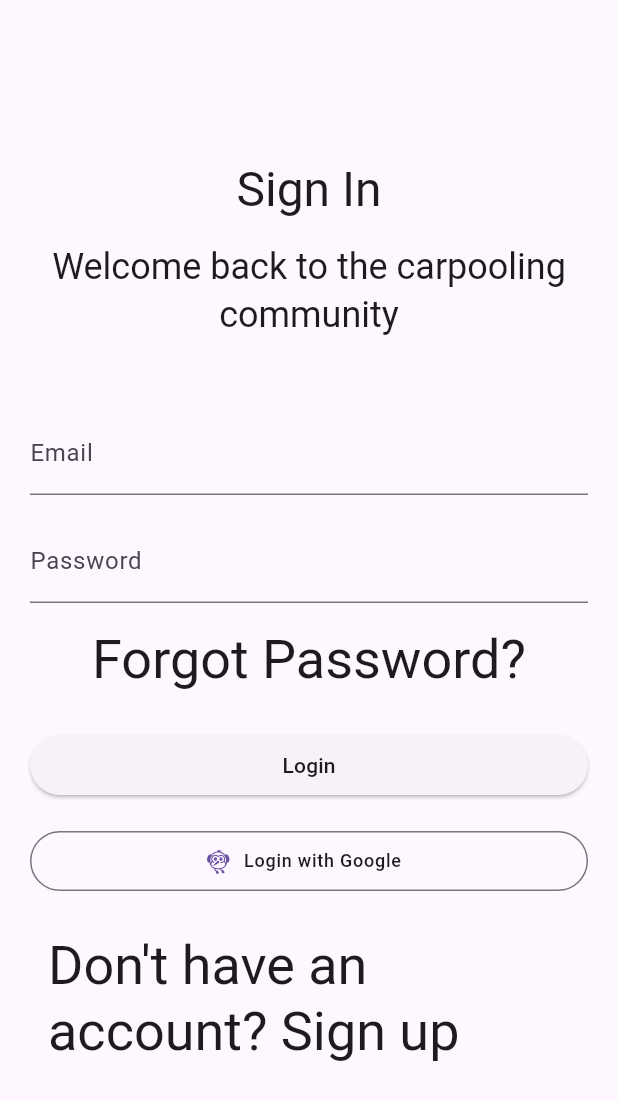
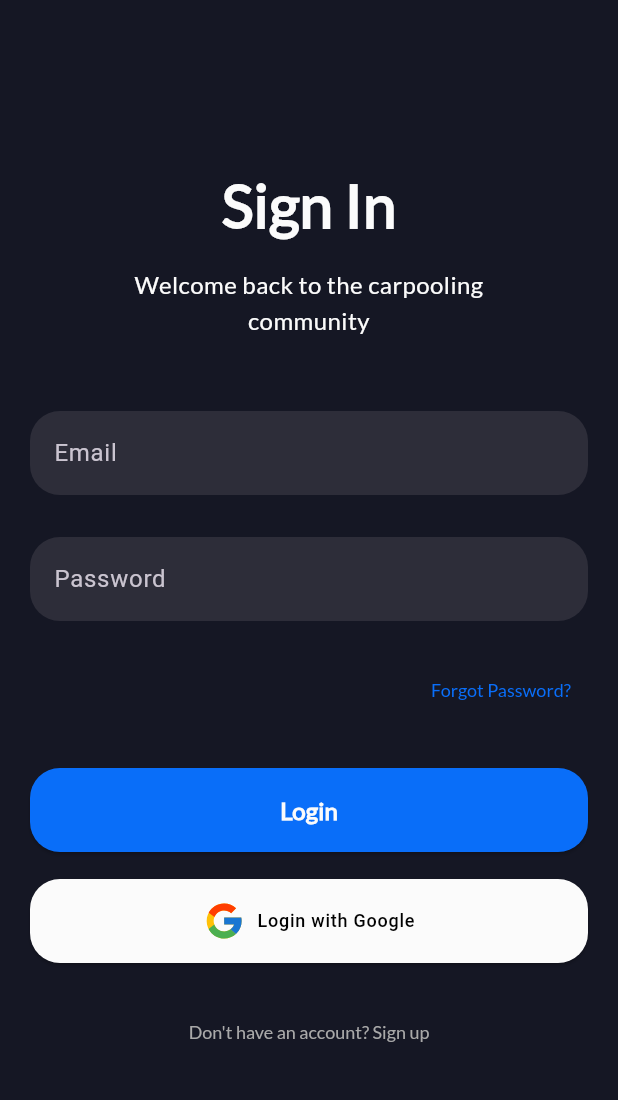
Before and after one commit to Pudv95/vroom_vroom, a Flutter app: the screen it shows after launch, after a tap on "Forgot Password?", on a phone screen of 412 x 824 dp. Shown: the top 1100 px of the screen. Run offline on Flutter 3.47's test engine with Material 3 defaults, Android fonts, the phone set to English and light mode, and no system bars; our stand-ins replace flutter_svg, go_router.

Commit message:
improve the UI of loin page

```diff
--- a/lib/main.dart
+++ b/lib/main.dart
@@ -6,38 +6,57 @@ void main() {
   return runApp(
       MaterialApp.router(
         // theme: ThemeData(),
-        darkTheme: ThemeData(
-          fontFamily: 'lato',
+        darkTheme: ThemeData.dark().copyWith(
+          primaryColor: AppColors.textColor,
           scaffoldBackgroundColor: AppColors.backgroundColor,
           textTheme: const TextTheme(
               headlineLarge: TextStyle(
                 fontSize: 40,
-                fontWeight: FontWeight.w800,
+                  fontFamily: 'lato',
+                fontWeight: FontWeight.w900,
                 color: AppColors.textColor
               ),
               headlineSmall: TextStyle(
                 fontSize: 16,
                 fontWeight: FontWeight.w500,
+                  fontFamily: 'lato',
                 color: AppColors.textColor,
                 letterSpacing: 0.3,
                 height: 1.5
               ),
               displayMedium: TextStyle(
                 fontSize: 14,
+                  fontFamily: 'lato',
                 fontWeight: FontWeight.w400, color: AppColors.textColor
               ),
               displaySmall: TextStyle(
                 fontSize: 12,
+                  fontFamily: 'lato',
                 fontWeight: FontWeight.w400,
                   color: AppColors.textColor
               ),
               labelLarge: TextStyle(
-                fontSize: 16,
+                fontSize: 16,fontFamily: 'lato',
                 fontWeight: FontWeight.w700,
                   color: AppColors.textColor,
               ),
-          )
+          ),
+          elevatedButtonTheme: ElevatedButtonThemeData(
+            style: ButtonStyle(
+              backgroundColor: MaterialStateProperty.all<Color>(AppColors.primaryColor),
+              minimumSize: MaterialStateProperty.all<Size>(const Size(double.infinity,56)),
+              padding: MaterialStateProperty.all<EdgeInsetsGeometry>(
+                const EdgeInsets.symmetric(horizontal: 20.0),
+              ),
+              shape: MaterialStateProperty.all<OutlinedBorder>(
+                RoundedRectangleBorder(
+                  borderRadius: BorderRadius.circular(20.0), // Set button border radius
+                ),
+              ),
+            ),
+          ),
         ),
+        themeMode: ThemeMode.dark,
         routerConfig: routes,
       )
   );
--- a/lib/views/screens/authentication/login.dart
+++ b/lib/views/screens/authentication/login.dart
@@ -1,4 +1,6 @@
 import 'package:flutter/material.dart';
+import 'package:flutter_svg/flutter_svg.dart';
+import 'package:vroom_vroom/utils/contants/colors/app_colors.dart';
 
 class LoginPage extends StatefulWidget {
   const LoginPage({super.key});
@@ -13,9 +15,17 @@ class _LoginPageState extends State<LoginPage> {
     double height = MediaQuery.sizeOf(context).height;
     double width = MediaQuery.sizeOf(context).width;
     return Scaffold(
-      body: Padding(
+      body: SingleChildScrollView(
+        physics: const ClampingScrollPhysics(),
+        child: ConstrainedBox(
+          constraints: BoxConstraints(
+            maxHeight: height,
+            maxWidth: width,
+          ),
+          child: Padding(
             padding: const EdgeInsets.fromLTRB(20, 0, 20, 0),
             child: Column(
+              mainAxisSize: MainAxisSize.max,
               crossAxisAlignment: CrossAxisAlignment.stretch,
               children: [
                 const Spacer(),
@@ -41,25 +51,52 @@ class _LoginPageState extends State<LoginPage> {
                     crossAxisAlignment: CrossAxisAlignment.stretch,
                     children: [
                       TextFormField(
-                    decoration: InputDecoration(labelText: 'Email'),
+                        decoration: InputDecoration(
+                          labelText: 'Email',
+                          filled: true,
+                          fillColor: AppColors.secondaryColor,
+                          border: OutlineInputBorder(
+                            borderSide: BorderSide.none,
+                            borderRadius: BorderRadius.circular(20),
+                          ),
+                          focusedBorder: OutlineInputBorder(
+                            borderSide: BorderSide(color: AppColors.primaryColor), // Border color when focused
+                            borderRadius: BorderRadius.circular(20),
+                          ),
+                        ),
                       ),
 
-                  SizedBox(height: 16),
+                      SizedBox(height: (28/height)*height),
 
                       TextFormField(
-                    decoration: InputDecoration(labelText: 'Password'),
+                        decoration: InputDecoration(
+                          labelText: 'Password',
+                          filled: true,
+                          fillColor: AppColors.secondaryColor,
+                          border: OutlineInputBorder(
+                            borderSide: BorderSide.none,
+                            borderRadius: BorderRadius.circular(20),
+                          ),
+                          focusedBorder: OutlineInputBorder(
+                            borderSide: BorderSide(color: AppColors.primaryColor), // Border color when focused
+                            borderRadius: BorderRadius.circular(20),
+                          ),
+                        ),
                         obscureText: true,
                       ),
 
-                  SizedBox(height: 8),
+                      SizedBox(height: (22/height)*height),
 
-                  TextButton(
+                      Align(
+                        alignment: Alignment.centerRight,
+                        child: TextButton(
                           onPressed: () {
                           },
-                    child: Text('Forgot Password?',style: Theme.of(context).textTheme.displaySmall,),
+                          child: Text('Forgot Password?',style: Theme.of(context).textTheme.displaySmall?.copyWith(color: AppColors.primaryColor),),
+                        ),
                       ),
 
-                  SizedBox(height: 16),
+                      SizedBox(height: (28/height)*height),
 
                       // Login Button
                       ElevatedButton(
@@ -68,21 +105,22 @@ class _LoginPageState extends State<LoginPage> {
                         child: Text('Login',style: Theme.of(context).textTheme.labelLarge,),
                       ),
 
-                  SizedBox(height: 16),
+                      SizedBox(height: (18/height)*height),
 
-                  OutlinedButton.icon(
+                      ElevatedButton.icon(
+                        style: Theme.of(context).elevatedButtonTheme.style?.copyWith(backgroundColor: MaterialStateProperty.all<Color>(AppColors.textColor),),
                         onPressed: () {
                         },
-                    icon: Icon(Icons.flutter_dash),
-                    label: Text('Login with Google',style: Theme.of(context).textTheme.labelMedium,),
+                        icon: SvgPicture.asset('asset/icons/google.svg'),
+                        label: Text('Login with Google',style: Theme.of(context).textTheme.labelMedium?.copyWith(color: Colors.black),),
                       ),
 
-                  SizedBox(height: 16),
+                      SizedBox(height: (22/height)*height),
 
                       TextButton(
                         onPressed: () {
                         },
-                    child: Text("Don't have an account? Sign up",style: Theme.of(context).textTheme.displaySmall,),
+                        child: Text("Don't have an account? Sign up",style: Theme.of(context).textTheme.displaySmall?.copyWith(color: const Color.fromRGBO(169, 169, 169, 1)),),
                       ),
                     ],
                   ),
@@ -91,6 +129,8 @@ class _LoginPageState extends State<LoginPage> {
               ],
             ),
           ),
+        ),
+      ),
     );
   }
 }
--- a/pubspec.yaml
+++ b/pubspec.yaml
@@ -37,6 +37,7 @@ dependencies:
   cupertino_icons: ^1.0.2
   go_router: ^13.0.0
   provider: ^6.1.1
+  flutter_svg: ^2.0.9
 
 dev_dependencies:
   flutter_test:
@@ -61,9 +62,8 @@ flutter:
   uses-material-design: true
 
   # To add assets to your application, add an assets section, like this:
-  # assets:
-  #   - images/a_dot_burr.jpeg
-  #   - images/a_dot_ham.jpeg
+  assets:
+     - asset/icons/
 
   # An image asset can refer to one or more resolution-specific "variants", see
   # https://flutter.dev/assets-and-images/#resolution-aware
```
Also changed, not shown: asset/icons/google.svg (added), pubspec.lock. Lines whose indentation alone changed are shown as unchanged.
